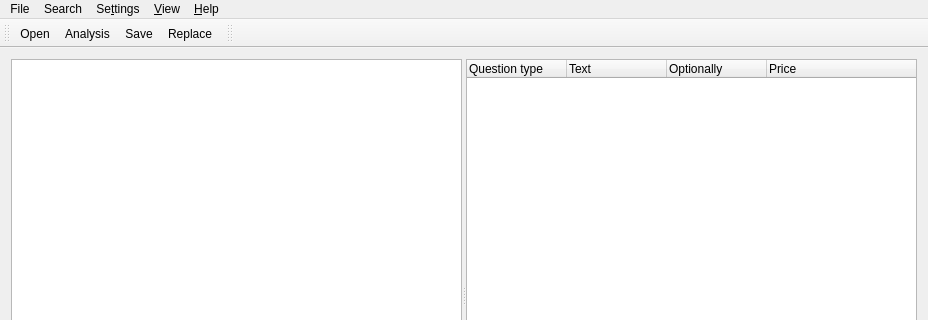
This is mainwindow.ui in schmidtevgeny/moodle_question_import as Qt 5 draws it before an edit; both pictures show x 0 to 928 and y 0 to 320 of the 928 by 563 pixel window. The edited form follows.
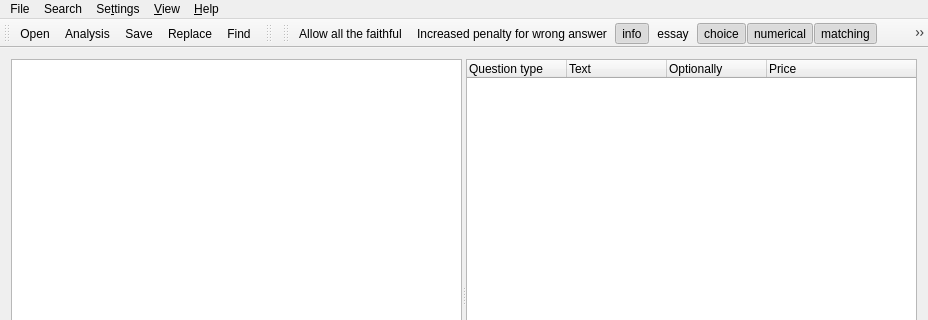
This is the edited form. Icons and pictures are not drawn.

The edit to the form file:
```diff
--- a/mainwindow.ui
+++ b/mainwindow.ui
@@ -184,6 +184,7 @@
    <addaction name="actionAnalyse"/>
    <addaction name="actionExport"/>
    <addaction name="actionReplace"/>
+   <addaction name="actionFind"/>
   </widget>
   <widget class="QStatusBar" name="statusBar"/>
   <widget class="QToolBar" name="toolBar">
@@ -200,6 +201,26 @@
     <bool>false</bool>
    </attribute>
   </widget>
+  <widget class="QToolBar" name="toolBar_2">
+   <property name="windowTitle">
+    <string>toolBar_2</string>
+   </property>
+   <attribute name="toolBarArea">
+    <enum>TopToolBarArea</enum>
+   </attribute>
+   <attribute name="toolBarBreak">
+    <bool>false</bool>
+   </attribute>
+   <addaction name="action_enableAll"/>
+   <addaction name="action_bigPenalty"/>
+   <addaction name="format_info"/>
+   <addaction name="format_essay"/>
+   <addaction name="format_choice"/>
+   <addaction name="format_numerical"/>
+   <addaction name="format_matching"/>
+   <addaction name="format_multichoice"/>
+   <addaction name="format_shortanswer"/>
+  </widget>
   <action name="actionAnalyse">
    <property name="icon">
     <iconset resource="images/icon.qrc">
```
Left out of the diff: 2 changed lines with no effect on the pictures.
